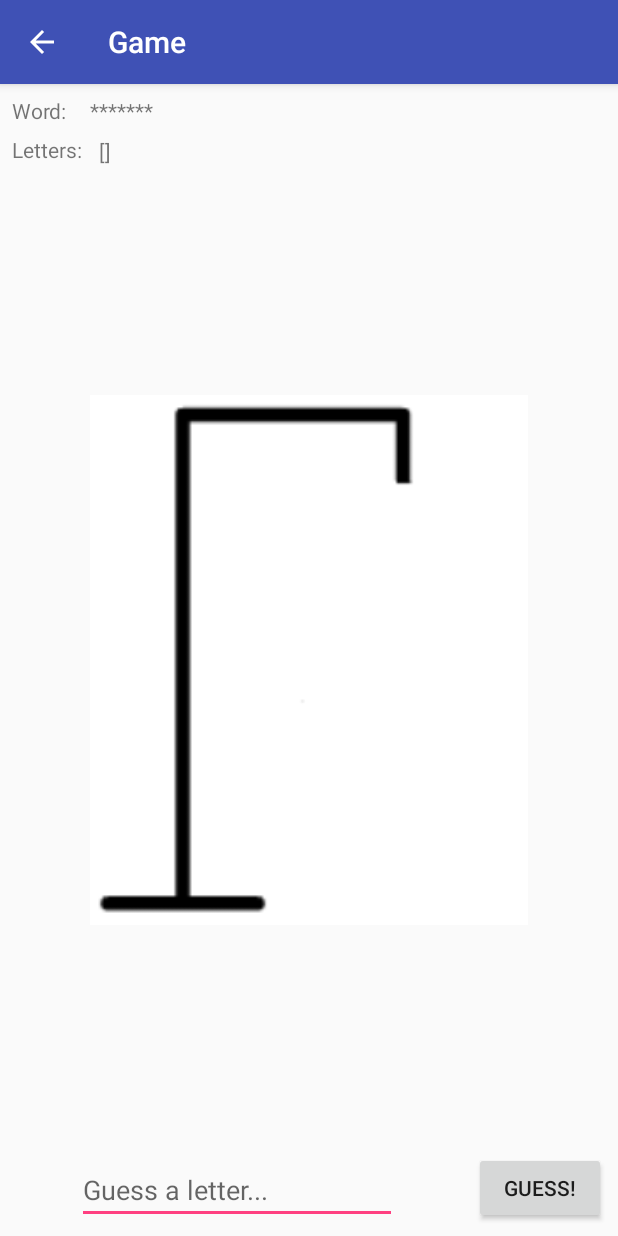
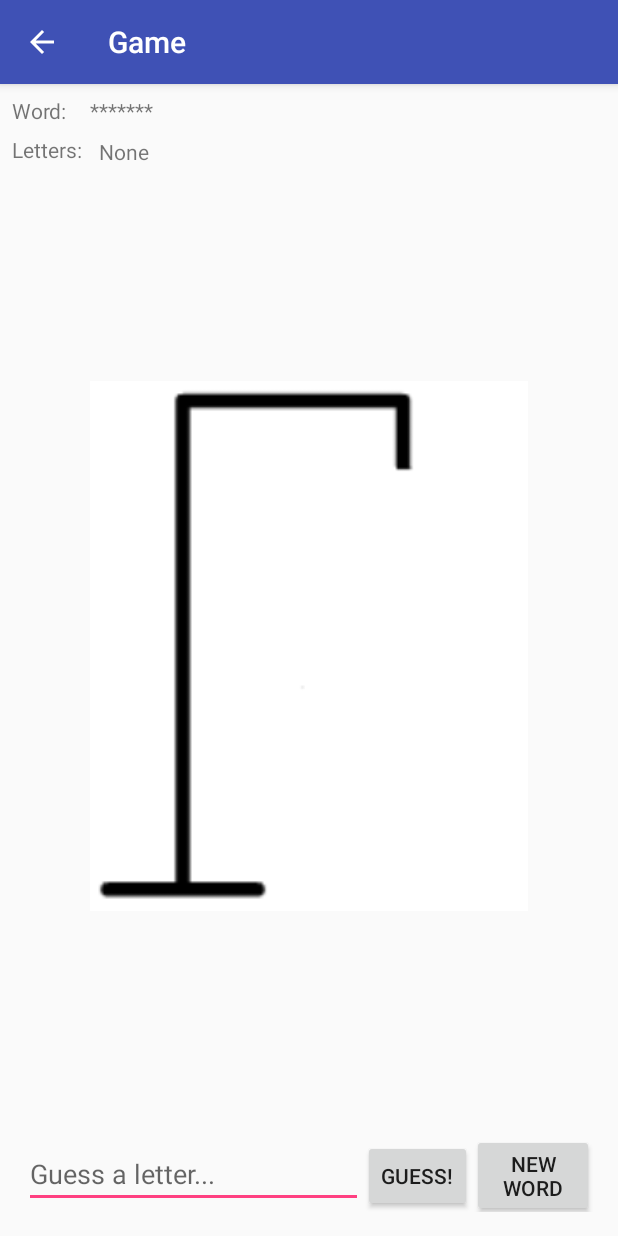
Before and after one commit to algorythm/GallowGame2_Assignment, an Android app: the GameActivity screen opened directly, with no data from a screen before it, on a phone screen of 412 x 824 dp. Run offline under Robolectric (Android 15) with nearby library versions, the phone set to English and light mode, and no system bars; network calls fail.

Commit message:
Fixed everything

```diff
--- a/app/src/main/java/dk/blackdarkness/gg/gallowgame/UI/GameActivity.java
+++ b/app/src/main/java/dk/blackdarkness/gg/gallowgame/UI/GameActivity.java
@@ -2,6 +2,7 @@ package dk.blackdarkness.gg.gallowgame.UI;
 
 import android.content.Intent;
 import android.content.SharedPreferences;
+import android.os.AsyncTask;
 import android.os.Bundle;
 import android.support.v7.app.AppCompatActivity;
 import android.util.Log;
@@ -13,7 +14,7 @@ import android.widget.EditText;
 import android.widget.ImageView;
 import android.widget.TextView;
 
-import com.google.gson.Gson;
+import java.io.IOException;
 
 import dk.blackdarkness.gg.R;
 import dk.blackdarkness.gg.gallowgame.ctrl.GameStateManager;
@@ -23,17 +24,12 @@ import dk.blackdarkness.gg.gallowgame.logic.GallowGame;
  * Created by awo on 11/11/2017.
  */
 
-public class GameActivity extends AppCompatActivity {
-//    private SharedPreferences mPrefs;
-//    private SharedPreferences.Editor prefsEditor;
-
-//    private String gameProgressPreferenceName;
-
+public class GameActivity extends AppCompatActivity implements View.OnClickListener {
     private GallowGame game;
     private TextView tvVisibleWord;
     private TextView tvGuessedLetters;
     private ImageView gallowImage;
-    private Button guessBtn;
+    private Button guessBtn, newWordBtn;
     private EditText etGuessLetter;
 
     @Override
@@ -41,27 +37,19 @@ public class GameActivity extends AppCompatActivity {
         super.onCreate(savedInstanceState);
         setContentView(R.layout.activity_gallowgame);
 
-//        mPrefs = getPreferences(MODE_PRIVATE);
-//        prefsEditor = mPrefs.edit();
-//        gameProgressPreferenceName = getResources().getString(R.string.gameProgressPreferenceName);
-
         this.tvVisibleWord = findViewById(R.id.game_tvVisibleWord);
         this.tvGuessedLetters = findViewById(R.id.game_tvGuessedLetters);
         this.gallowImage = findViewById(R.id.game_gallowImage);
         this.guessBtn = findViewById(R.id.game_guessBtn);
+        this.newWordBtn = findViewById(R.id.game_newWordBtn);
         this.etGuessLetter = findViewById(R.id.game_etGuessLetter);
+
+        guessBtn.setOnClickListener(this);
+        newWordBtn.setOnClickListener(this);
 
         // Adding back buttons
         getSupportActionBar().setDisplayShowTitleEnabled(true);
         getSupportActionBar().setDisplayHomeAsUpEnabled(true);
-
-        // Set guess button action
-        this.guessBtn.setOnClickListener(new View.OnClickListener() {
-            @Override
-            public void onClick(View view) {
-                guessLetter();
-            }
-        });
 
         // Set enter button on edit text
         this.etGuessLetter.setImeActionLabel("Guess!", KeyEvent.KEYCODE_ENTER);
@@ -79,12 +67,7 @@ public class GameActivity extends AppCompatActivity {
             }
         });
 
-        this.startNewGame();
-        this.guessLetter();
-    }
-
-    private void startNewGame() {
-        loadProgressOrStartNew();
+        initializeGame();
     }
 
     @Override
@@ -99,13 +82,56 @@ public class GameActivity extends AppCompatActivity {
         return super.onOptionsItemSelected(item);
     }
 
+    @Override
+    public void onClick(View view) {
+        switch (view.getId()) {
+            case R.id.game_guessBtn: guessLetter(); break;
+            case R.id.game_newWordBtn: newWordBtnClicked(); break;
+        }
+    }
 
+    private void initializeGame() {
+        final GallowGame oldGame = GameStateManager.getInstance(this).loadOldGameProgress();
 
-    private void loadProgressOrStartNew() {
-        this.game = GameStateManager.getInstance(this).loadProgressOrStartNew();
+        if (oldGame == null) {
+            this.game = new GallowGame();
+            this.game.reset();
+        } else {
+            this.game = oldGame;
+        }
 
-        setGallowImage();
-        this.tvVisibleWord.setText(this.game.getVisibleWord());
+        new AsyncTask<Void, Void, Void>() {
+            @Override
+            protected Void doInBackground(Void... voids) {
+                try {
+                    game.getWordsFromWeb("https://www.reddit.com/r/ProgrammerDadJokes/");
+                } catch (IOException e) {
+                    Log.e("Failed to fetcg", "Blah!!!! " + e.getMessage(), e);
+                    e.printStackTrace();
+                }
+                return null;
+            }
+
+            @Override
+            protected void onPreExecute() {
+                super.onPreExecute();
+                tvVisibleWord.setText("Fetching from web...");
+                guessBtn.setEnabled(false);
+                etGuessLetter.setEnabled(false);
+            }
+
+            @Override
+            protected void onPostExecute(Void aVoid) {
+                super.onPostExecute(aVoid);
+
+                guessBtn.setEnabled(true);
+                etGuessLetter.setEnabled(true);
+
+                setGallowImage();
+                System.out.println("Word = " + game.getWord());
+                tvVisibleWord.setText(game.getVisibleWord());
+            }
+        }.execute();
 
     }
 
@@ -128,6 +154,12 @@ public class GameActivity extends AppCompatActivity {
 
         checkGameOver();
 
+    }
+
+    private void newWordBtnClicked() {
+        game.reset();
+        System.out.println("New word = " + game.getWord());
+        tvVisibleWord.setText(game.getVisibleWord());
     }
 
     private void setGallowImage() {
--- a/app/src/main/java/dk/blackdarkness/gg/gallowgame/UI/HighscoreAdapter.java
+++ b/app/src/main/java/dk/blackdarkness/gg/gallowgame/UI/HighscoreAdapter.java
@@ -33,9 +33,11 @@ public class HighscoreAdapter extends ArrayAdapter {
 
         final TextView nameTextView = hsItem.findViewById(R.id.hsitem_name);
         final TextView scoreTextView = hsItem.findViewById(R.id.hsitem_score);
+        final TextView wordTextView = hsItem.findViewById(R.id.hsitem_guessedWord);
 
         nameTextView.setText(highscore.getName());
         scoreTextView.setText(Double.toString(highscore.getScore()));
+        wordTextView.setText(highscore.getWord());
 
         return hsItem;
     }
--- a/app/src/main/java/dk/blackdarkness/gg/gallowgame/ctrl/GameStateManager.java
+++ b/app/src/main/java/dk/blackdarkness/gg/gallowgame/ctrl/GameStateManager.java
@@ -3,9 +3,12 @@ package dk.blackdarkness.gg.gallowgame.ctrl;
 import android.app.Activity;
 import android.content.Context;
 import android.content.SharedPreferences;
+import android.os.AsyncTask;
 import android.util.Log;
 
 import com.google.gson.Gson;
+
+import java.io.IOException;
 
 import dk.blackdarkness.gg.R;
 import dk.blackdarkness.gg.api.service.Highscore;
@@ -62,25 +65,12 @@ public final class GameStateManager {
         prefsEditor.commit();
     }
 
-    public GallowGame loadProgressOrStartNew() {
-        // Try to load a new game
-        GallowGame game;
+    public GallowGame loadOldGameProgress() {
+        final Gson gson = new Gson();
+        final String json = mPrefs.getString(gameProgressPreferenceName, null);
+        final GallowGame oldGame = gson.fromJson(json, GallowGame.class);
 
-        Gson gson = new Gson();
-        String json = mPrefs.getString(gameProgressPreferenceName, null);
-
-        if (json == null) System.out.println("JSON IS NULL");
-
-        GallowGame oldGame = gson.fromJson(json, GallowGame.class);
-        game = oldGame;
-
-        // If no previous game, start a new
-        if (game == null) {
-            System.out.println("GAME IS NULL");
-            game = new GallowGame();
-        }
-
-        return game;
+        return oldGame;
     }
 
     public void clearProgress() {
@@ -115,13 +105,11 @@ public final class GameStateManager {
     }
 
     public void saveLatestScore(String json) {
-        prefsEditor.putString(latestScorePreference, json);
-        prefsEditor.commit();
+        prefsEditor.putString(latestScorePreference, json).commit();
     }
 
     public void savePersonalHighscore(String json) {
-        prefsEditor.putString(highestScorePreference, json);
-        prefsEditor.commit();
+        prefsEditor.putString(highestScorePreference, json).commit();
     }
 
     public double getLatestScore() {
--- a/app/src/main/java/dk/blackdarkness/gg/gallowgame/logic/GallowGame.java
+++ b/app/src/main/java/dk/blackdarkness/gg/gallowgame/logic/GallowGame.java
@@ -1,4 +1,7 @@
 package dk.blackdarkness.gg.gallowgame.logic;
+
+import android.os.AsyncTask;
+import android.util.Log;
 
 import java.io.BufferedReader;
 import java.io.IOException;
@@ -53,16 +56,7 @@ public class GallowGame {
     public boolean isGameOver() { return this.gameHasBeenLost || this.gameHasBeenWon; }
 
     public GallowGame() {
-        possibleWords.add("car");
-        possibleWords.add("computer");
-        possibleWords.add("programming");
-        possibleWords.add("highway");
-        possibleWords.add("route");
-        possibleWords.add("walkway");
-        possibleWords.add("snail");
-        possibleWords.add("bird");
-
-        reset();
+        addDemoData();
     }
 
     public GallowGame(GallowGame gallowGame) {
@@ -74,6 +68,19 @@ public class GallowGame {
 //        this.lastGuessedLetterIsCorrect = gallowGame.lastGuessedLetterIsCorrect; // todo: wont work - needs a getter method
         this.gameHasBeenWon = gallowGame.isGameWon();
         this.gameHasBeenLost = gallowGame.isGameLost();
+    }
+
+    private void addDemoData() {
+        possibleWords.clear();
+
+        possibleWords.add("car");
+        possibleWords.add("computer");
+        possibleWords.add("programming");
+        possibleWords.add("highway");
+        possibleWords.add("route");
+        possibleWords.add("walkway");
+        possibleWords.add("snail");
+        possibleWords.add("bird");
     }
 
     public void reset() {
@@ -148,8 +155,8 @@ public class GallowGame {
         return sb.toString();
     }
 
-    public void getWordFromDR() throws IOException {
-        String data = getUrl("https://dr.dk");;
+    public void getWordsFromWeb(String url) throws IOException {
+        String data = getUrl(url);;
 
         data = data.substring(data.indexOf("<body")). // fjern headere
                 replaceAll("<.+?>", " ").toLowerCase(). // fjern tags
--- a/app/src/main/res/layout/activity_gallowgame.xml
+++ b/app/src/main/res/layout/activity_gallowgame.xml
@@ -54,20 +54,26 @@
         android:layout_marginEnd="8dp"
         android:layout_marginStart="8dp"
         android:layout_marginTop="8dp"
-        app:layout_constraintBottom_toTopOf="@+id/game_etGuessLetter"
+        app:layout_constraintBottom_toTopOf="@+id/game_llGuess"
         app:layout_constraintEnd_toEndOf="parent"
         app:layout_constraintStart_toStartOf="parent"
         app:layout_constraintTop_toBottomOf="@+id/game_tvGuessedLetters"
         app:srcCompat="@drawable/gallow" />
 
+    <LinearLayout
+        android:id="@+id/game_llGuess"
+        android:layout_width="match_parent"
+        android:layout_height="wrap_content"
+        android:layout_margin="16dp"
+        app:layout_constraintBottom_toBottomOf="parent">
+
         <EditText
             android:id="@+id/game_etGuessLetter"
-        android:layout_width="wrap_content"
+            android:layout_width="match_parent"
             android:layout_height="wrap_content"
-        android:layout_marginBottom="8dp"
-        android:layout_marginEnd="8dp"
-        android:layout_marginStart="8dp"
             android:ems="10"
+            android:layout_weight="10"
+            android:layout_marginTop="8dp"
             android:hint="Guess a letter..."
             android:inputType="textCapCharacters"
             app:layout_constraintBottom_toBottomOf="parent"
@@ -78,9 +84,20 @@
             android:id="@+id/game_guessBtn"
             android:layout_width="wrap_content"
             android:layout_height="wrap_content"
-        android:layout_marginBottom="8dp"
-        android:layout_marginEnd="8dp"
+            android:layout_weight="1"
+            android:layout_marginTop="8dp"
             android:text="Guess!"
             app:layout_constraintBottom_toBottomOf="parent"
-        app:layout_constraintEnd_toEndOf="parent" />
+            app:layout_constraintEnd_toStartOf="@+id/game_newWordBtn" />
+
+        <Button
+            android:id="@+id/game_newWordBtn"
+            android:layout_width="wrap_content"
+            android:layout_height="wrap_content"
+            android:layout_weight="1"
+            android:text="New Word"
+            app:layout_constraintBottom_toBottomOf="parent"
+            app:layout_constraintStart_toEndOf="@+id/game_guessBtn" />
+    </LinearLayout>
+
 </android.support.constraint.ConstraintLayout>
```
Also changed, not shown: app/src/main/res/layout/highscore_item.xml (+23 -4 lines). Lines whose indentation alone changed are shown as unchanged.
